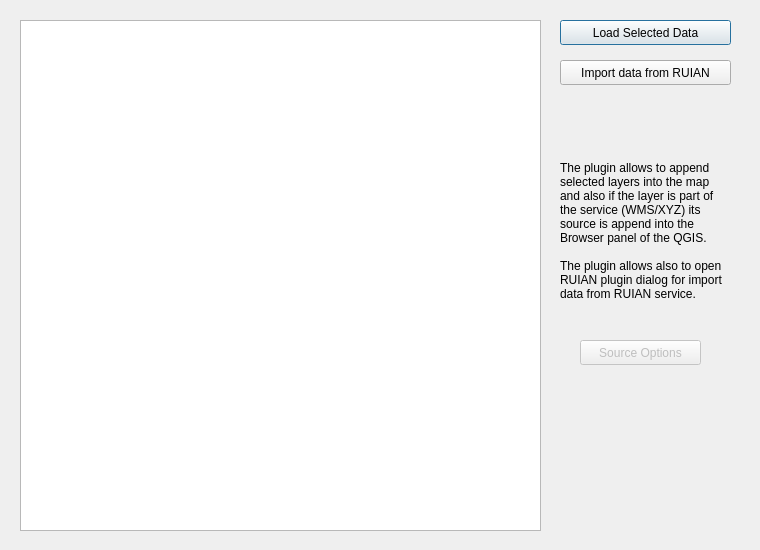
Above: Geo_Data_dialog_base.ui from OpenGeoLabs/czech_slovak_freegeodata before the change. Below: the same form after it.
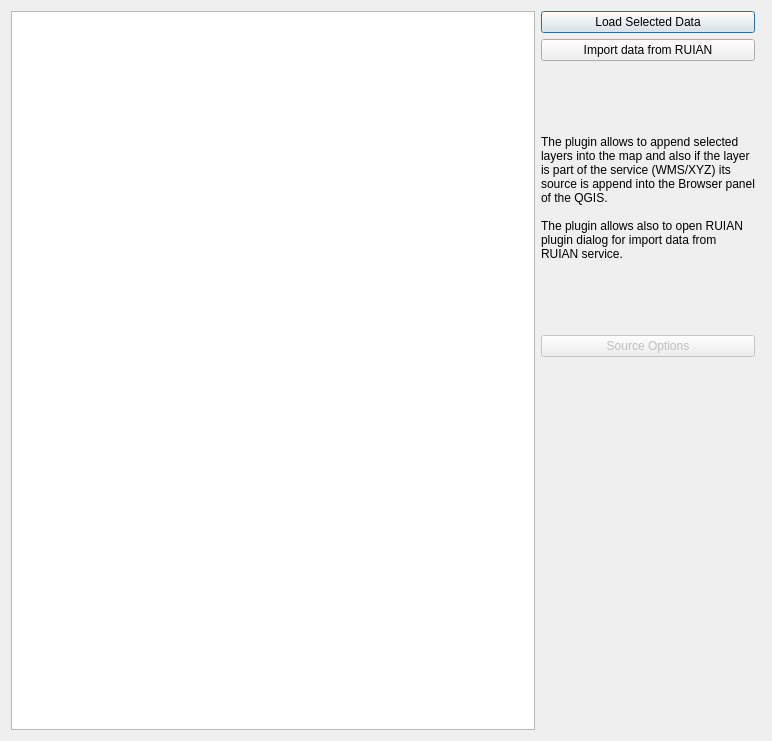
That is the form after the change.

Commit message: Grid layout added and size limits edited

The edit to the form file:
```diff
--- a/Geo_Data_dialog_base.ui
+++ b/Geo_Data_dialog_base.ui
@@ -6,34 +6,43 @@
    <rect>
     <x>0</x>
     <y>0</y>
-    <width>760</width>
-    <height>550</height>
+    <width>772</width>
+    <height>741</height>
    </rect>
   </property>
+  <property name="maximumSize">
+   <size>
+    <width>16777215</width>
+    <height>16777215</height>
+   </size>
+  </property>
   <property name="windowTitle">
    <string>GeoData</string>
   </property>
-  <widget class="QPushButton" name="pushButtonLoadData">
-   <property name="geometry">
-    <rect>
-     <x>560</x>
-     <y>20</y>
-     <width>171</width>
-     <height>25</height>
-    </rect>
-   </property>
+  <layout class="QGridLayout" name="gridLayout">
+   <item row="11" column="1" colspan="2">
+    <widget class="QLabel" name="labelRuianError">
    <property name="text">
-    <string>Load Selected Data</string>
-   </property>
-  </widget>
+      <string/>
+     </property>
+     <property name="wordWrap">
+      <bool>true</bool>
+     </property>
+    </widget>
+   </item>
+   <item row="0" column="0" rowspan="12">
   <widget class="QTreeWidget" name="treeWidgetSources">
-   <property name="geometry">
-    <rect>
-     <x>20</x>
-     <y>20</y>
-     <width>521</width>
-     <height>511</height>
-    </rect>
+     <property name="minimumSize">
+      <size>
+       <width>200</width>
+       <height>0</height>
+      </size>
+     </property>
+     <property name="maximumSize">
+      <size>
+       <width>750</width>
+       <height>16777215</height>
+      </size>
    </property>
    <property name="columnCount">
     <number>1</number>
@@ -47,27 +56,34 @@
     </property>
    </column>
   </widget>
+   </item>
+   <item row="0" column="1">
+    <widget class="QPushButton" name="pushButtonLoadData">
+     <property name="text">
+      <string>Load Selected Data</string>
+     </property>
+    </widget>
+   </item>
+   <item row="1" column="1">
   <widget class="QPushButton" name="pushButtonLoadRuianPlugin">
-   <property name="geometry">
-    <rect>
-     <x>560</x>
-     <y>60</y>
-     <width>171</width>
-     <height>25</height>
-    </rect>
-   </property>
    <property name="text">
     <string>Import data from RUIAN</string>
    </property>
   </widget>
+   </item>
+   <item row="3" column="1">
   <widget class="QLabel" name="label">
-   <property name="geometry">
-    <rect>
-     <x>560</x>
-     <y>100</y>
-     <width>171</width>
-     <height>261</height>
-    </rect>
+     <property name="minimumSize">
+      <size>
+       <width>214</width>
+       <height>137</height>
+      </size>
+     </property>
+     <property name="maximumSize">
+      <size>
+       <width>214</width>
+       <height>137</height>
+      </size>
    </property>
    <property name="text">
     <string>The plugin allows to append selected layers into the map and also if the layer is part of the service (WMS/XYZ) its source is append into the Browser panel of the QGIS.
@@ -78,34 +94,12 @@
     <bool>true</bool>
    </property>
   </widget>
-  <widget class="QLabel" name="labelRuianError">
-   <property name="geometry">
-    <rect>
-     <x>560</x>
-     <y>380</y>
-     <width>171</width>
-     <height>61</height>
-    </rect>
-   </property>
-   <property name="text">
-    <string/>
-   </property>
-   <property name="wordWrap">
-    <bool>true</bool>
-   </property>
-  </widget>
+   </item>
+   <item row="5" column="1">
   <widget class="QPushButton" name="pushButtonSourceOptions">
    <property name="enabled">
     <bool>false</bool>
    </property>
-   <property name="geometry">
-    <rect>
-     <x>580</x>
-     <y>340</y>
-     <width>121</width>
-     <height>25</height>
-    </rect>
-   </property>
    <property name="focusPolicy">
     <enum>Qt::StrongFocus</enum>
    </property>
@@ -113,6 +107,8 @@
     <string>Source Options</string>
    </property>
   </widget>
+   </item>
+  </layout>
  </widget>
  <resources/>
  <connections/>
```
Lines whose indentation alone changed are shown as unchanged.
